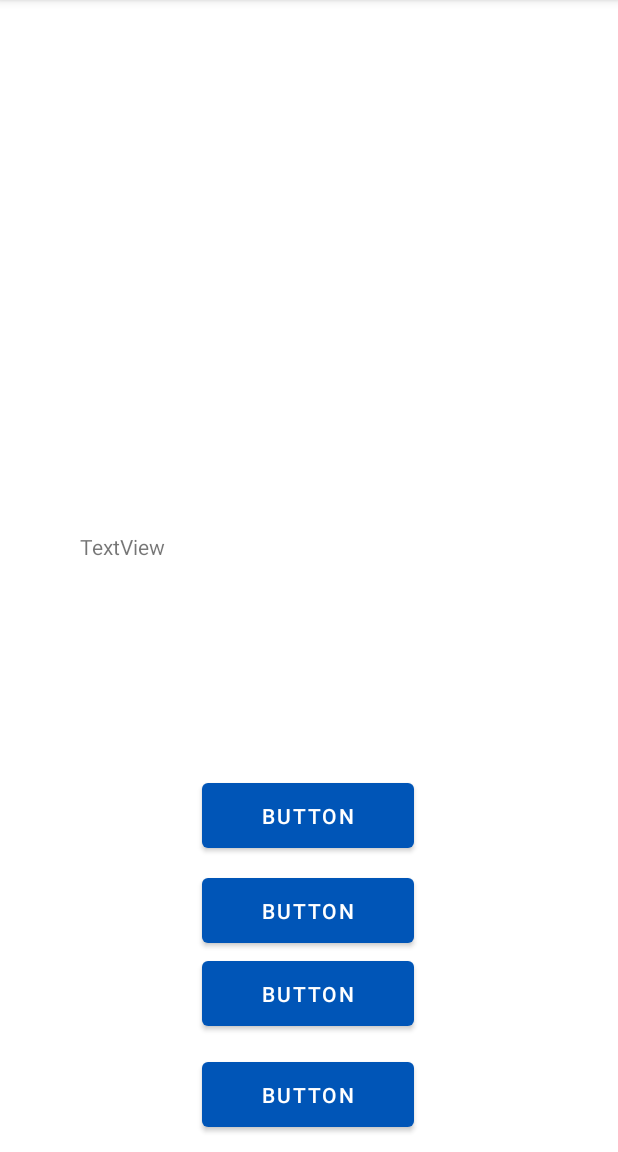
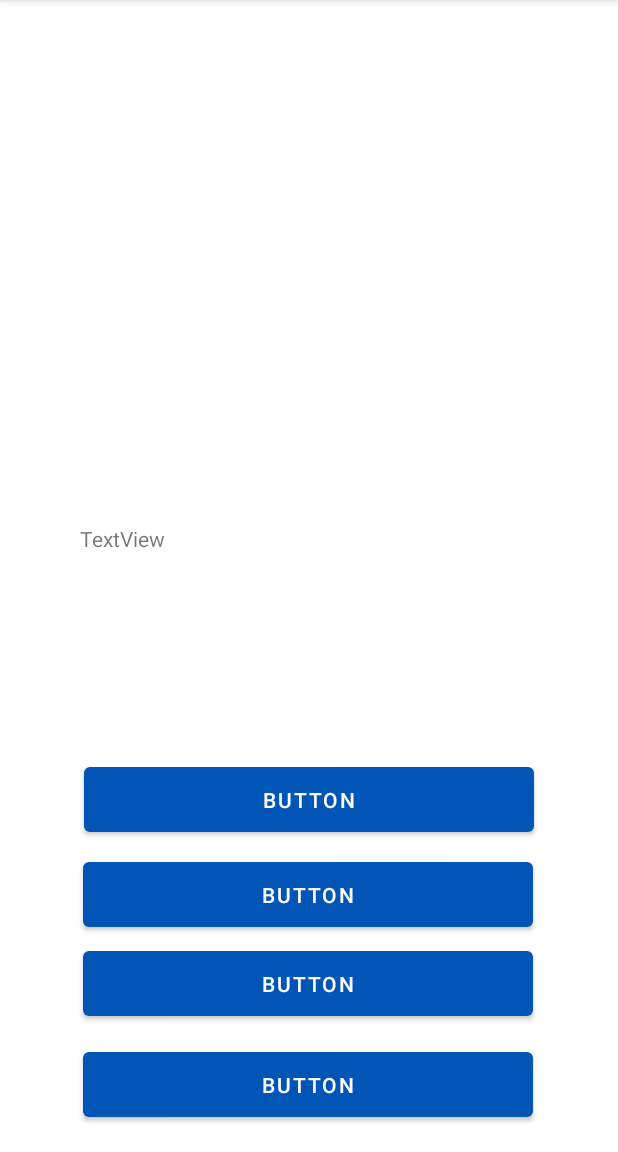
Before and after one commit to jjzapata99/ExPractico1, an Android app: the game_p screen opened directly, with no data from a screen before it, on a phone screen of 412 x 824 dp, the part 84-1236 px from its top. Run offline under Robolectric (Android 15) with nearby library versions, the phone set to English and light mode, and no system bars.

Commit message:
Avance trivia

```diff
--- a/app/src/main/java/com/example/trivicini/game_p.java
+++ b/app/src/main/java/com/example/trivicini/game_p.java
@@ -3,12 +3,39 @@ package com.example.trivicini;
 import androidx.appcompat.app.AppCompatActivity;
 
 import android.os.Bundle;
+import android.widget.Button;
+import android.widget.ImageView;
+import android.widget.TextView;
 
 public class game_p extends AppCompatActivity {
+    Button btn1, btn2, btn3, btn4;
+    TextView txt_trivia;
+    ImageView img_trivia;
+    String[] trivia = {"Actor principal de la película No se aceptan devoluciones",
+            "En qué año se estrenó Titanic",
+            "Cómo se llama el auto rojo de Cars",
+            "Actor principal de la saga Rambo"
+            ,"Director de la pelicula Titanic"};
+    String[][] respuesta = {
+            {"-Eugenio Derbez","Leonardo DiCaprio", "Miguel Elizalde", "Vin Diesel"},
+            {"1997", "2001", "1920", "1930"},
+            {"Rayo McQueen", "Sally", "Doc Hudson", "Guido"},
+            {"Sylvester Stallone", "Eugenio Derbez", "Miguel Elizalde", "Morgan Freeman"},
+            {"James Cameron", "Steven Spielberg", "Martin Scorsese", "Quentin Tarantino"}};
+
+
+    int contador=0;
 
     @Override
     protected void onCreate(Bundle savedInstanceState) {
         super.onCreate(savedInstanceState);
         setContentView(R.layout.activity_game_p);
+        txt_trivia=findViewById(R.id.txt_trivia);
+        img_trivia=findViewById(R.id.img_trivia);
+        btn1= (Button) findViewById(R.id.btn_trivia1);
+        btn2= (Button) findViewById(R.id.btn_trivia2);
+        btn3= (Button) findViewById(R.id.btn_trivia3);
+        btn4= (Button) findViewById(R.id.btn_trivia4);
+
     }
 }
--- a/app/src/main/res/layout/activity_game_p.xml
+++ b/app/src/main/res/layout/activity_game_p.xml
@@ -7,7 +7,7 @@
     tools:context=".game_p">
 
     <ImageView
-        android:id="@+id/imageView"
+        android:id="@+id/img_trivia"
         android:layout_width="221dp"
         android:layout_height="222dp"
         app:layout_constraintBottom_toBottomOf="parent"
@@ -18,12 +18,12 @@
         tools:srcCompat="@tools:sample/avatars" />
 
     <Button
-        android:id="@+id/button2"
-        android:layout_width="141dp"
+        android:id="@+id/btn_trivia1"
+        android:layout_width="300dp"
         android:layout_height="55dp"
         android:text="Button"
         app:backgroundTint="#0055B7"
-        app:layout_constraintBottom_toTopOf="@+id/button3"
+        app:layout_constraintBottom_toTopOf="@+id/btn_trivia2"
         app:layout_constraintEnd_toEndOf="parent"
         app:layout_constraintHorizontal_bias="0.498"
         app:layout_constraintStart_toStartOf="parent"
@@ -31,49 +31,50 @@
         app:layout_constraintVertical_bias="0.985" />
 
     <Button
-        android:id="@+id/button3"
-        android:layout_width="141dp"
+        android:id="@+id/btn_trivia2"
+        android:layout_width="300dp"
         android:layout_height="55dp"
+        android:layout_marginBottom="4dp"
         android:text="Button"
         app:backgroundTint="#0055B7"
-        app:layout_constraintBottom_toTopOf="@+id/button4"
+        app:layout_constraintBottom_toTopOf="@+id/btn_trivia3"
         app:layout_constraintEnd_toEndOf="parent"
-        app:layout_constraintHorizontal_bias="0.498"
+        app:layout_constraintHorizontal_bias="0.495"
         app:layout_constraintStart_toStartOf="parent" />
 
     <Button
-        android:id="@+id/button4"
-        android:layout_width="141dp"
+        android:id="@+id/btn_trivia3"
+        android:layout_width="300dp"
         android:layout_height="55dp"
         android:layout_marginBottom="12dp"
         android:text="Button"
         app:backgroundTint="#0055B7"
-        app:layout_constraintBottom_toTopOf="@+id/button5"
+        app:layout_constraintBottom_toTopOf="@+id/btn_trivia4"
         app:layout_constraintEnd_toEndOf="parent"
-        app:layout_constraintHorizontal_bias="0.498"
+        app:layout_constraintHorizontal_bias="0.495"
         app:layout_constraintStart_toStartOf="parent" />
 
     <Button
-        android:id="@+id/button5"
-        android:layout_width="141dp"
+        android:id="@+id/btn_trivia4"
+        android:layout_width="300dp"
         android:layout_height="55dp"
         android:text="Button"
         app:backgroundTint="#0055B7"
         app:layout_constraintBottom_toBottomOf="parent"
         app:layout_constraintEnd_toEndOf="parent"
+        app:layout_constraintHorizontal_bias="0.495"
         app:layout_constraintStart_toStartOf="parent"
         app:layout_constraintTop_toTopOf="parent"
-        app:layout_constraintHorizontal_bias="0.498"
-        app:layout_constraintVertical_bias="0.985" />
+        app:layout_constraintVertical_bias="0.976" />
 
     <TextView
-        android:id="@+id/textView2"
+        android:id="@+id/txt_trivia"
         android:layout_width="305dp"
         android:layout_height="121dp"
         android:text="TextView"
-        app:layout_constraintBottom_toTopOf="@+id/button2"
+        app:layout_constraintBottom_toTopOf="@+id/btn_trivia1"
         app:layout_constraintEnd_toEndOf="parent"
         app:layout_constraintStart_toStartOf="parent"
-        app:layout_constraintTop_toBottomOf="@+id/imageView" />
+        app:layout_constraintTop_toBottomOf="@+id/img_trivia" />
 
 </androidx.constraintlayout.widget.ConstraintLayout>
```
Also changed, not shown: app/src/main/res/drawable/trivia1.png (added), app/src/main/res/drawable/trivia2.png (added), app/src/main/res/drawable/trivia3.png (added), app/src/main/res/drawable/trivia4.png (added), app/src/main/res/drawable/trivia5.png (added).
